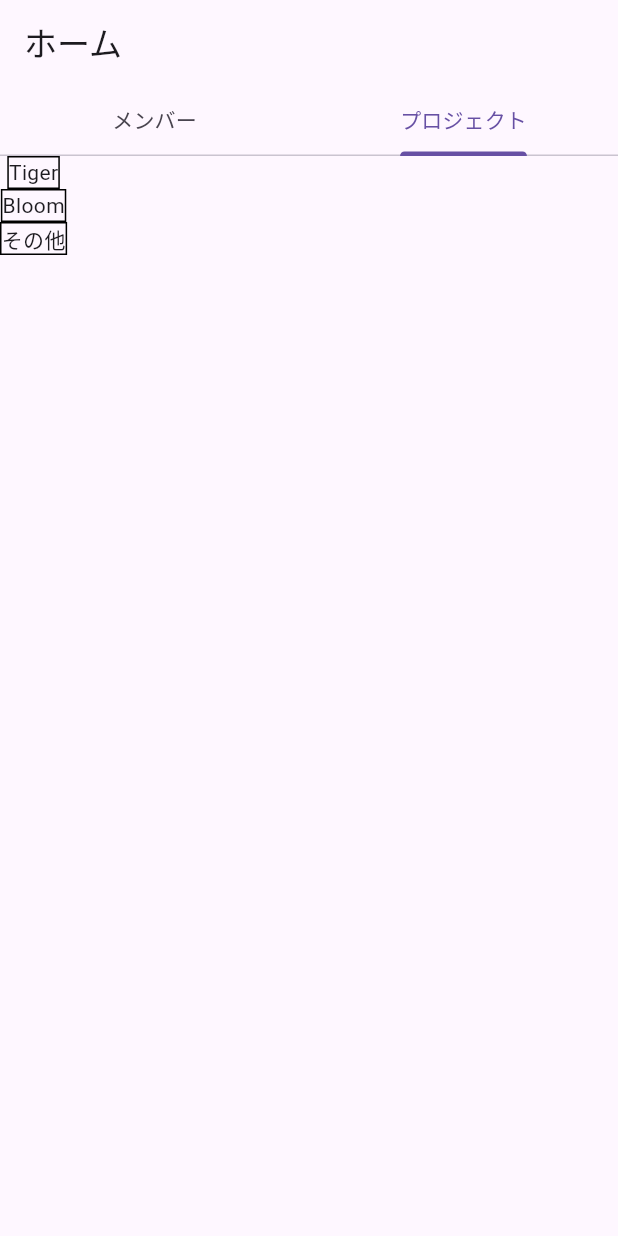
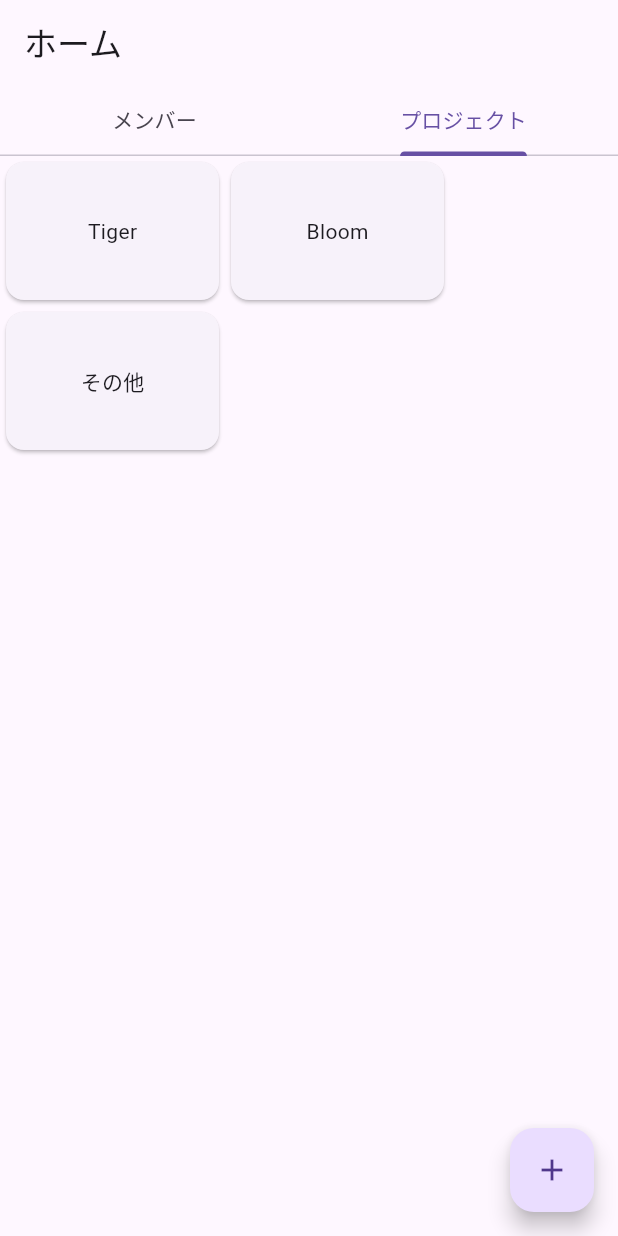
Before and after one commit to ryomar-kappa/adit, a Flutter app: the screen it shows after launch, tab 2 chosen, on a phone screen of 412 x 824 dp. Run offline on Flutter 3.47's test engine with Material 3 defaults, Android fonts, the phone set to English and light mode, and no system bars; our stand-ins replace auto_route, flutter_hooks, freezed_annotation, hooks_riverpod.

Commit message:
プロジェクト一覧の見た目を修正

```diff
--- a/lib/main.dart
+++ b/lib/main.dart
@@ -1,3 +1,5 @@
+import 'package:adit/provider/member_master_provider.dart';
+import 'package:adit/provider/project_master_provider.dart';
 import 'package:adit/router/app_router.dart';
 import 'package:flutter/material.dart';
 import 'package:hooks_riverpod/hooks_riverpod.dart';
@@ -6,11 +8,13 @@ void main() {
   runApp(const ProviderScope(child: MainApp()));
 }
 
-class MainApp extends StatelessWidget {
+class MainApp extends ConsumerWidget {
   const MainApp({super.key});
 
   @override
-  Widget build(BuildContext context) {
+  Widget build(BuildContext context, WidgetRef ref) {
+    ref.watch(memberMasterProvider);
+    ref.watch(projectMasterProvider);
     return MaterialApp.router(
       routerConfig: AppRouter().config(),
     );
--- a/lib/screen/project_list/project_list_view.dart
+++ b/lib/screen/project_list/project_list_view.dart
@@ -1,5 +1,6 @@
 import 'package:adit/model/project/project.dart';
 import 'package:adit/provider/project_master_provider.dart';
+import 'package:adit/router/app_router.dart';
 import 'package:auto_route/auto_route.dart';
 import 'package:flutter/material.dart';
 import 'package:hooks_riverpod/hooks_riverpod.dart';
@@ -12,8 +13,30 @@ class ProjectListView extends ConsumerWidget {
   Widget build(BuildContext context, WidgetRef ref) {
     final projectList = ref.watch(projectMasterProvider);
     return Scaffold(
-      body: Column(
-        children: [for (final project in projectList) _projectRow(project)],
+      floatingActionButton: FloatingActionButton(
+          child: const Icon(Icons.add),
+          onPressed: () =>
+              AutoRouter.of(context).push(const RegisterProjectRoute())),
+      body: Wrap(
+        children: [
+          for (final project in projectList) _projectCard(project, (project) {})
+        ],
+      ),
+    );
+  }
+
+  Widget _projectCard(Project project, void Function(Project project) onTap) {
+    return GestureDetector(
+      behavior: HitTestBehavior.opaque,
+      onTap: () {
+        onTap(project);
+      },
+      child: SizedBox(
+        width: 150,
+        height: 100,
+        child: Card(
+          child: Center(child: Text(project.name.value)),
+        ),
       ),
     );
   }
```
Also changed, not shown: lib/screen/member_list/member_list_view.dart (+4 -15 lines).
